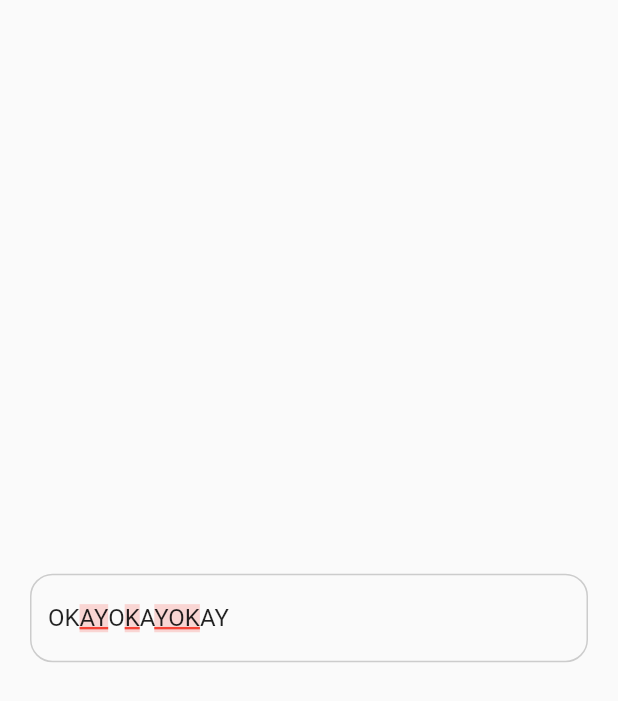
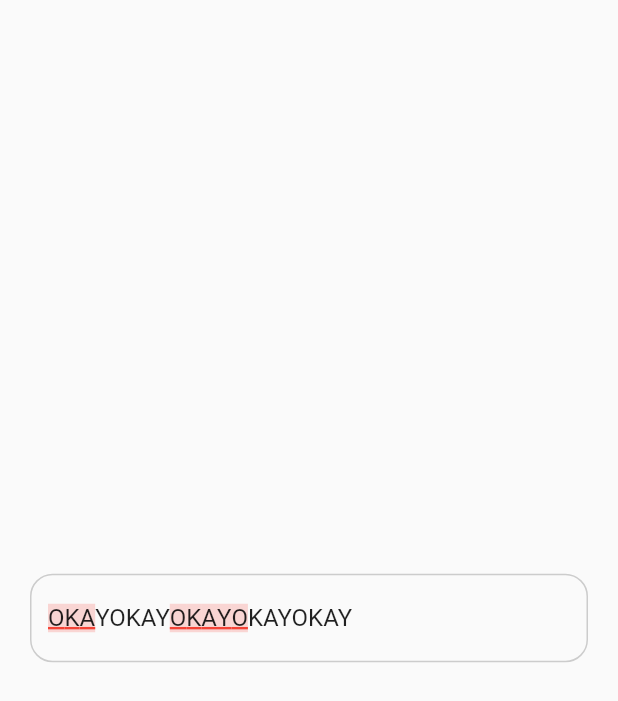
Before and after one commit to solid-software/languagetool_textfield, a Flutter app: the screen it shows after launch, on a phone screen of 412 x 824 dp. Shown: the top 701 px of the screen. Run offline on Flutter 3.47's test engine with Material 2 defaults, Android fonts, the phone set to English and light mode, and no system bars; missing offline and left inert: language_tool, throttling.

Commit message:
Replace mistake TextSpan with WidgetSpan

```diff
--- a/example/lib/app.dart
+++ b/example/lib/app.dart
@@ -14,6 +14,23 @@ class App extends StatefulWidget {
 
 class _AppState extends State<App> {
   final _langToolService = LangToolService(LanguageTool());
+  final _textController = LanguageToolTextEditingController(
+    text: 'OKAYOKAYOKAYOKAYOKAY',
+    mistakes: [
+      const Mistake(
+        message: 'bad',
+        type: 'bad',
+        offset: 0,
+        length: 3,
+      ),
+      const Mistake(
+        message: 'bad',
+        type: 'bad',
+        offset: 8,
+        length: 5,
+      ),
+    ],
+  );
 
   @override
   Widget build(BuildContext context) {
@@ -23,29 +40,7 @@ class _AppState extends State<App> {
           padding: const EdgeInsets.all(20.0),
           child: LanguageToolTextField(
             langService: _langToolService,
-            controller: LanguageToolTextEditingController(
-              text: 'OKAYOKAYOKAY',
-              mistakes: [
-                const Mistake(
-                  message: 'bad',
-                  type: 'bad',
-                  offset: 2,
-                  length: 2,
-                ),
-                const Mistake(
-                  message: 'bad',
-                  type: 'bad',
-                  offset: 5,
-                  length: 1,
-                ),
-                const Mistake(
-                  message: 'bad',
-                  type: 'bad',
-                  offset: 7,
-                  length: 3,
-                ),
-              ],
-            ),
+            controller: _textController,
             style: const TextStyle(),
           ),
         ),
--- a/lib/presentation/widgets/language_tool_text_editing_controller.dart
+++ b/lib/presentation/widgets/language_tool_text_editing_controller.dart
@@ -19,7 +19,7 @@ class LanguageToolTextEditingController extends TextEditingController {
     TextStyle? style,
     required bool withComposing,
   }) {
-    final children = <TextSpan>[];
+    final children = <InlineSpan>[];
     const underlineThickness = 2.0;
     const backgroundOpacity = 0.2;
 
@@ -54,24 +54,34 @@ class LanguageToolTextEditingController extends TextEditingController {
       );
 
       final textStyle = style ?? const TextStyle();
+      final mistakeText = text.substring(mistakeStart, mistakeEnd);
+
+      // WidgetSpans with mistake text characters are used here to calculate the correct caret position, which can be incorrectly positioned because of the WidgetSpan issue, described here: https://github.com/flutter/flutter/issues/107432.
+      // TextSpan recognizer to process clicks can't be used, because it requires the RichText widget instead of TextField, which we are using. Issue described here: https://github.com/flutter/flutter/issues/34931
+
       children.add(
         TextSpan(
-          text: text.substring(mistakeStart, mistakeEnd),
           style: textStyle.copyWith(
             decoration: TextDecoration.underline,
             decorationColor: Colors.red,
             decorationThickness: underlineThickness,
             backgroundColor: Colors.red.withOpacity(backgroundOpacity),
           ),
+          children: [
+            for (final mistakeCharacter in mistakeText.characters)
+              WidgetSpan(
+                child: Text(
+                  mistakeCharacter,
+                  style: style,
+                ),
+              ),
+          ],
         ),
       );
-
       if (i == lastMistakeIndex) {
         children.add(
           TextSpan(
-            text: text.substring(
-              mistakeEnd,
-            ),
+            text: text.substring(mistakeEnd),
           ),
         );
       }
```
